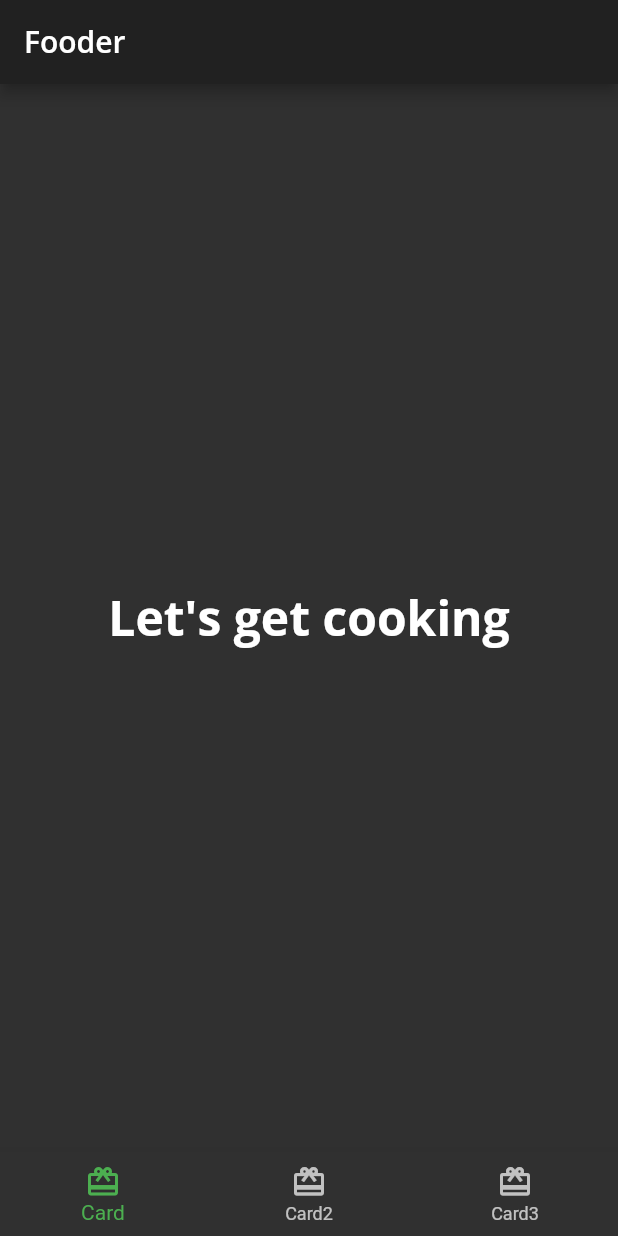
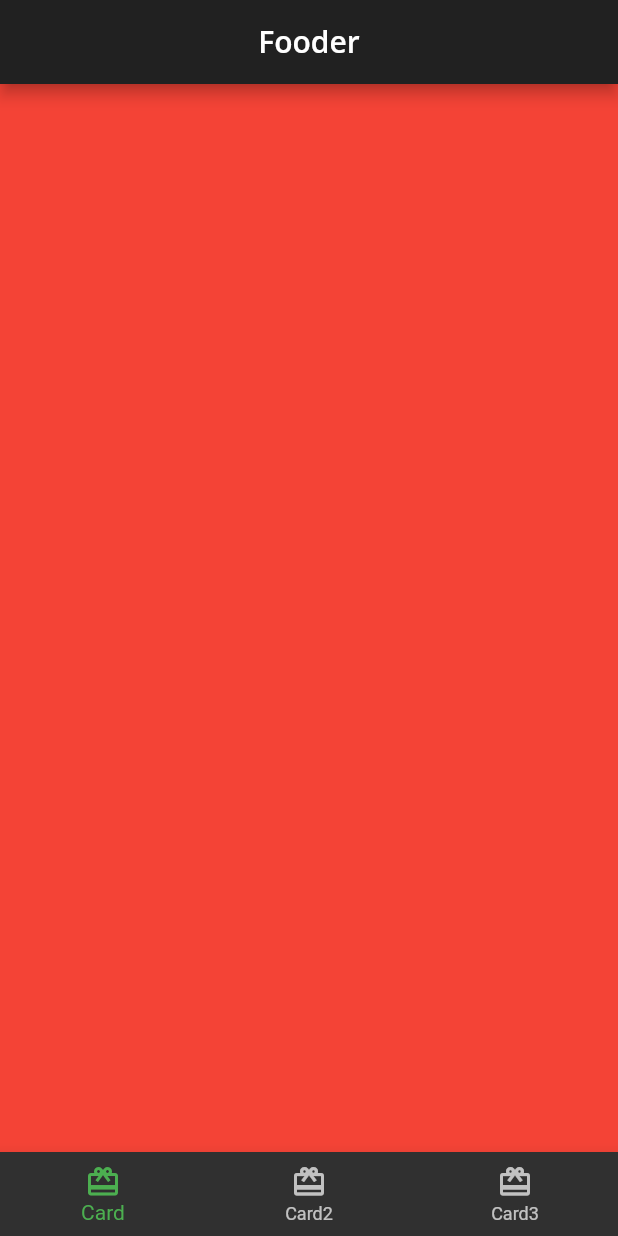
Before and after one commit to mehedi-4958/fooder, a Flutter app: the screen it shows after launch, on a phone screen of 412 x 824 dp. Run offline on Flutter 3.47's test engine with Material 2 defaults, Android fonts, the phone set to English and light mode, and no system bars; our stand-ins replace google_fonts.

Commit message:
changes to the the bottom navigation bar

```diff
--- a/lib/home.dart
+++ b/lib/home.dart
@@ -10,10 +10,32 @@ class Home extends StatefulWidget {
 class _HomeState extends State<Home> {
   @override
   Widget build(BuildContext context) {
-    //TODO: Add state variables and functions
+    //index variable for the bottom navigation bar items
+    int _selectedIndex = 0;
+    List<Widget> pages = <Widget>[
+      //TODO: Replace with Card1
+      Container(
+        color: Colors.red,
+      ),
+      //TODO: Replace with Card2
+      Container(
+        color: Colors.green,
+      ),
+      //TODO: Replace with Card3
+      Container(
+        color: Colors.blue,
+      ),
+    ];
+
+    void _onItemTapped(int index) {
+      setState(() {
+        _selectedIndex = index;
+      });
+    }
 
     return Scaffold(
       appBar: AppBar(
+        centerTitle: true,
         title: Text(
           'Fooder',
           //header text style from custom theme
@@ -21,16 +43,15 @@ class _HomeState extends State<Home> {
         ),
       ),
       //TODO: Show selected tab
-      body: Center(
-        child: Text(
-          'Let\'s get cooking',
-          // Text style from fooder theme
-          style: Theme.of(context).textTheme.headline1,
-        ),
-      ),
+      body: pages[_selectedIndex],
 
       //Adding a bottom navigation bar to the Scaffold
       bottomNavigationBar: BottomNavigationBar(
+        selectedItemColor: Theme.of(context).textSelectionTheme.selectionColor,
+        //currentIndex to hightlight tab bar item
+        currentIndex: _selectedIndex,
+        //updates the state on tap
+        onTap: _onItemTapped,
         items: <BottomNavigationBarItem>[
           const BottomNavigationBarItem(
             icon: Icon(Icons.card_giftcard),
```
